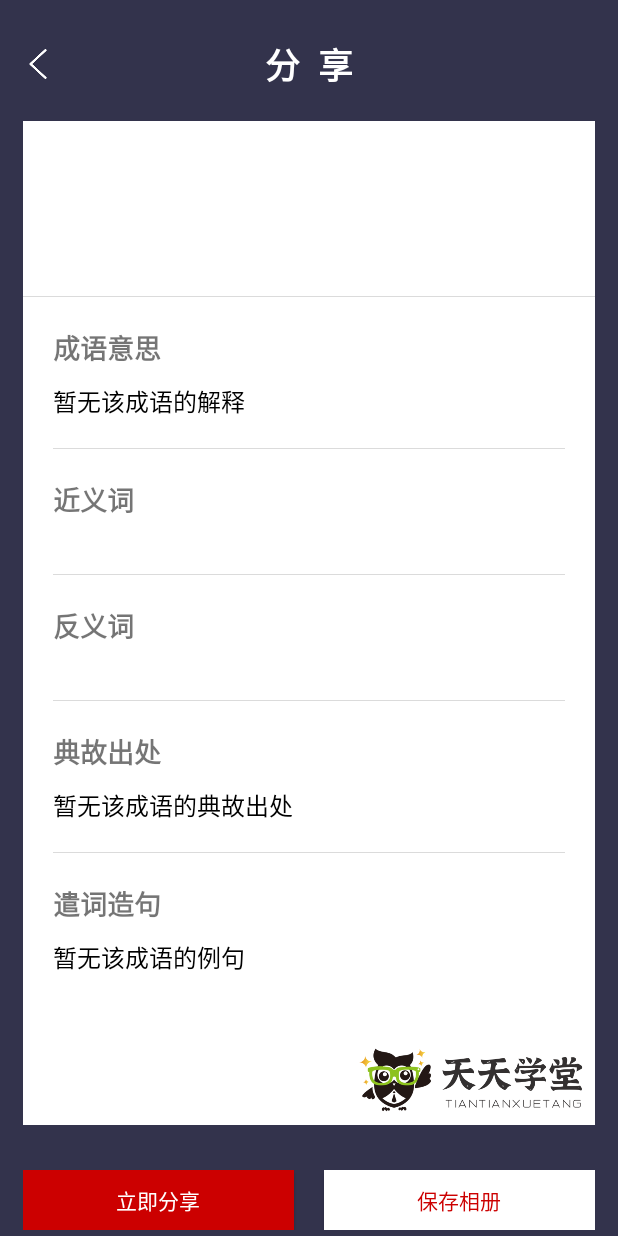
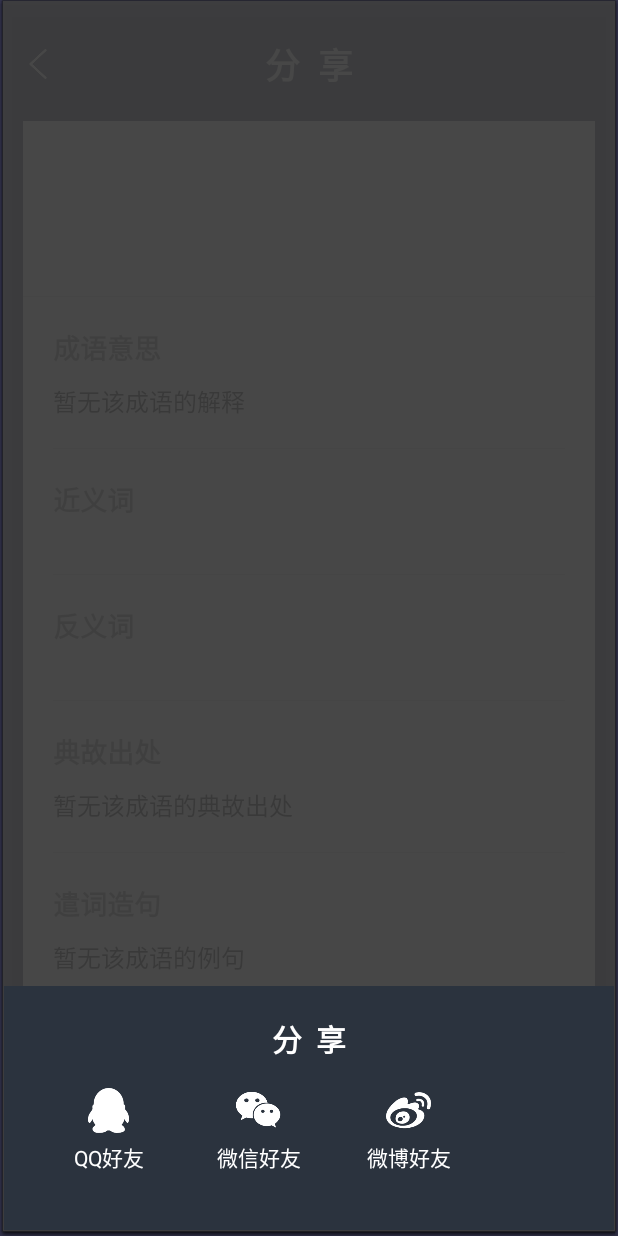
Before and after one commit to 2018011829/master, an Android app: the IdiomShareActivity screen opened directly, with no data from a screen before it, after a tap on "立即分享", on a phone screen of 412 x 824 dp. Run offline under Robolectric (Android 15) with nearby library versions, the phone set to English and light mode, and no system bars; our stand-ins replace ButterKnife; 7 statements that could not run were skipped.

Commit message:
lrf成语部分新增分享到QQ、微信、微博功能

```diff
--- a/project/android/ProjectTraining/app/src/main/java/com/example/projecttraining/idiom/activitys/IdiomShareActivity.java
+++ b/project/android/ProjectTraining/app/src/main/java/com/example/projecttraining/idiom/activitys/IdiomShareActivity.java
@@ -3,20 +3,21 @@ package com.example.projecttraining.idiom.activitys;
 import android.content.Context;
 import android.content.Intent;
 import android.graphics.Bitmap;
-import android.graphics.BitmapFactory;
 import android.graphics.Canvas;
 import android.graphics.Color;
-import android.graphics.drawable.Drawable;
 import android.net.Uri;
-import android.os.Build;
 import android.os.Bundle;
 import android.os.Environment;
 import android.provider.MediaStore;
+import android.view.Gravity;
+import android.view.MotionEvent;
 import android.view.View;
 import android.widget.Button;
 import android.widget.ImageView;
 import android.widget.LinearLayout;
+import android.widget.PopupWindow;
 import android.widget.RelativeLayout;
+import android.widget.ScrollView;
 import android.widget.TextView;
 import android.widget.Toast;
 
@@ -25,6 +26,7 @@ import androidx.appcompat.app.AppCompatActivity;
 
 import com.example.projecttraining.R;
 import com.example.projecttraining.idiom.FlowLayout;
+import com.example.projecttraining.util.IdiomShareUtil;
 
 import java.io.File;
 import java.io.FileNotFoundException;
@@ -39,6 +41,7 @@ import butterknife.OnClick;
 
 /**
  * 2020-12-6
+ * 2020-12-14
  * @author lrf
  */
 public class IdiomShareActivity extends AppCompatActivity {
@@ -191,12 +194,11 @@ public class IdiomShareActivity extends AppCompatActivity {
         finish();
     }
 
-    // 将截图分享
+    // 将截图分享到QQ、微信、微博
     @OnClick(R.id.share_now)
     public void clickShare(){
         Bitmap bitmap = cutScreenImg(idiomShare);
-        //TODO
-        Toast.makeText(this,"点击了立即分享",Toast.LENGTH_SHORT).show();
+        showPopupWindow(bitmap);
     }
 
     // 将截图保存到本地相册
@@ -265,4 +267,62 @@ public class IdiomShareActivity extends AppCompatActivity {
         return flag;
     }
 
+    /**
+     * 弹出窗口，选择要分享到的目标app
+     * @param bitmap
+     */
+    private void showPopupWindow(Bitmap bitmap){
+        //创建PopupWindow对象
+        final PopupWindow popupWindow = new PopupWindow(this);
+        //设置弹出窗口的宽度
+        popupWindow.setWidth(LinearLayout.LayoutParams.MATCH_PARENT);
+        popupWindow.setHeight(LinearLayout.LayoutParams.WRAP_CONTENT);
+        //设置它的视图
+        View view = getLayoutInflater().inflate(R.layout.idiom_share_popupwindow,null);
+        // 将bitmap转换为uri
+        Uri uri = Uri.parse(MediaStore.Images.Media.insertImage(getContentResolver(), bitmap, null,null));
+        //设置视图当中控件的属性和监听器
+        LinearLayout idiomToQQ = view.findViewById(R.id.idiom_share_to_qq);
+        LinearLayout idiomToWeChat = view.findViewById(R.id.idiom_share_to_wechat);
+        LinearLayout idiomToWeiBo = view.findViewById(R.id.idiom_share_to_weibo);
+        idiomToQQ.setOnClickListener(new View.OnClickListener() {
+            @Override
+            public void onClick(View view) {
+                IdiomShareUtil.checkFileUriExposure();
+                IdiomShareUtil.shareIdiom(IdiomShareActivity.this,uri,"com.tencent.mobileqq");
+            }
+        });
+        idiomToWeChat.setOnClickListener(new View.OnClickListener() {
+            @Override
+            public void onClick(View view) {
+                IdiomShareUtil.checkFileUriExposure();
+                IdiomShareUtil.shareIdiom(IdiomShareActivity.this,uri,"com.tencent.mm");
+            }
+        });
+        idiomToWeiBo.setOnClickListener(new View.OnClickListener() {
+            @Override
+            public void onClick(View view) {
+                IdiomShareUtil.checkFileUriExposure();
+                IdiomShareUtil.shareIdiom(IdiomShareActivity.this,uri,"com.sina.weibo");
+            }
+        });
+        popupWindow.setContentView(view);
+        //显示PopupWindow(必须指定显示的位置)
+        ScrollView scrollView = findViewById(R.id.idiom_scrollview);
+        popupWindow.showAtLocation(scrollView, Gravity.CENTER,0,0);
+        // 判断获取触屏位置如果在选择框外面则销毁弹出框
+        view.setOnTouchListener(new View.OnTouchListener() {
+            public boolean onTouch(View v, MotionEvent event) {
+                int heightBottom = view.findViewById(R.id.share_bottom).getTop();
+                int y = (int) event.getY();
+                if (event.getAction() == MotionEvent.ACTION_UP) {
+                    if (y < heightBottom) {
+                        popupWindow.dismiss();
+                    }
+                }
+                return true;
+            }
+        });
+    }
+
 }
--- a/project/android/ProjectTraining/app/src/main/java/com/example/projecttraining/util/ConfigUtil.java
+++ b/project/android/ProjectTraining/app/src/main/java/com/example/projecttraining/util/ConfigUtil.java
@@ -2,7 +2,7 @@ package com.example.projecttraining.util;
 
 public class ConfigUtil {
     //服务器地址;
-    public static final String SERVICE_ADDRESS="http://10.7.89.249:8080/tiantian/";
+    public static final String SERVICE_ADDRESS="http://192.168.137.1:8080/tiantian/";
     //服务器端用户头像地址
-    public static final String SETVER_AVATAR = "http://10.7.89.249:8080/tiantian/avatar/";
+    public static final String SETVER_AVATAR = "http://192.168.137.1:8080/tiantian/avatar/";
 }
--- a/project/android/ProjectTraining/app/src/main/res/layout/idiom_share.xml
+++ b/project/android/ProjectTraining/app/src/main/res/layout/idiom_share.xml
@@ -1,5 +1,6 @@
 <?xml version="1.0" encoding="utf-8"?>
 <ScrollView
+    android:id="@+id/idiom_scrollview"
     android:layout_width="match_parent"
     android:layout_height="wrap_content"
     xmlns:android="http://schemas.android.com/apk/res/android">
--- /dev/null
+++ b/project/android/ProjectTraining/app/src/main/res/layout/idiom_share_popupwindow.xml
@@ -0,0 +1,94 @@
+<?xml version="1.0" encoding="utf-8"?>
+<RelativeLayout
+    android:layout_width="match_parent"
+    android:layout_height="match_parent"
+    xmlns:android="http://schemas.android.com/apk/res/android">
+
+    <LinearLayout
+        android:id="@+id/share_bottom"
+        android:padding="20dp"
+        android:orientation="vertical"
+        android:layout_width="match_parent"
+        android:layout_height="wrap_content"
+        android:layout_alignParentBottom="true"
+        android:background="@color/colorPrimary">
+        <TextView
+            android:text="分  享"
+            android:textSize="20sp"
+            android:textStyle="bold"
+            android:gravity="center"
+            android:layout_width="match_parent"
+            android:layout_height="wrap_content"
+            android:textColor="@android:color/white"/>
+
+        <LinearLayout
+            android:padding="10dp"
+            android:layout_width="match_parent"
+            android:layout_height="wrap_content">
+
+            <LinearLayout
+                android:id="@+id/idiom_share_to_qq"
+                android:padding="8dp"
+                android:gravity="center"
+                android:layout_width="80dp"
+                android:orientation="vertical"
+                android:layout_height="wrap_content">
+                <ImageView
+                    android:src="@drawable/qq"
+                    android:layout_width="30dp"
+                    android:layout_height="30dp"/>
+                <TextView
+                    android:text="QQ好友"
+                    android:gravity="center"
+                    android:layout_marginTop="5dp"
+                    android:layout_width="match_parent"
+                    android:layout_height="wrap_content"
+                    android:textColor="@android:color/white"/>
+            </LinearLayout>
+
+            <LinearLayout
+                android:id="@+id/idiom_share_to_wechat"
+                android:padding="8dp"
+                android:gravity="center"
+                android:layout_width="80dp"
+                android:orientation="vertical"
+                android:layout_marginLeft="20dp"
+                android:layout_height="wrap_content">
+                <ImageView
+                    android:src="@drawable/wechat"
+                    android:layout_width="30dp"
+                    android:layout_height="30dp"/>
+                <TextView
+                    android:text="微信好友"
+                    android:gravity="center"
+                    android:layout_marginTop="5dp"
+                    android:layout_width="match_parent"
+                    android:layout_height="wrap_content"
+                    android:textColor="@android:color/white"/>
+            </LinearLayout>
+
+            <LinearLayout
+                android:id="@+id/idiom_share_to_weibo"
+                android:padding="8dp"
+                android:gravity="center"
+                android:layout_width="80dp"
+                android:orientation="vertical"
+                android:layout_marginLeft="20dp"
+                android:layout_height="wrap_content">
+                <ImageView
+                    android:src="@drawable/weibo"
+                    android:layout_width="30dp"
+                    android:layout_height="30dp"/>
+                <TextView
+                    android:text="微博好友"
+                    android:gravity="center"
+                    android:layout_marginTop="5dp"
+                    android:layout_width="match_parent"
+                    android:layout_height="wrap_content"
+                    android:textColor="@android:color/white"/>
+            </LinearLayout>
+        </LinearLayout>
+    </LinearLayout>
+
+
+</RelativeLayout>
```
Also changed, not shown: project/android/ProjectTraining/app/src/main/AndroidManifest.xml (+7 -1 lines), project/android/ProjectTraining/app/src/main/java/com/example/projecttraining/util/IdiomShareUtil.java (added, +95 -0 lines), project/android/ProjectTraining/app/src/main/res/xml/file_paths.xml (added, +11 -0 lines), project/android/ProjectTraining/app/src/main/res/drawable/qq.png (added), project/android/ProjectTraining/app/src/main/res/drawable/wechat.png (added), project/android/ProjectTraining/app/src/main/res/drawable/weibo.png (added), project/android/ProjectTraining/app/src/main/res/mipmap-xxhdpi/my_img0.png, project/android/ProjectTraining/app/src/main/res/mipmap-xxhdpi/my_img1.png, 6 other files.
